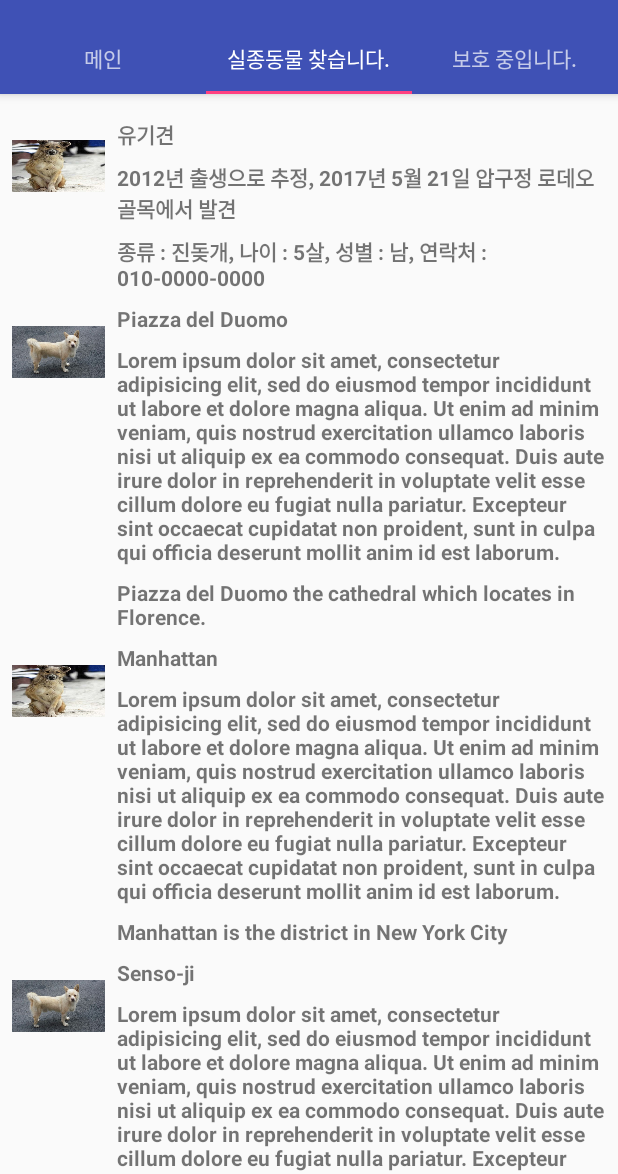
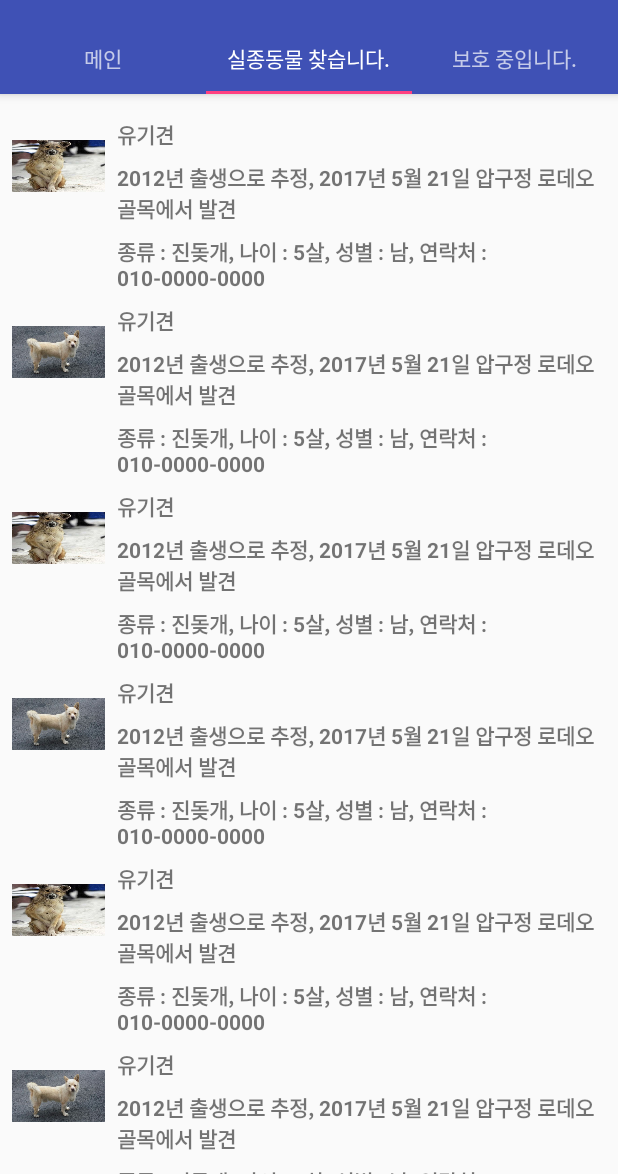
Before and after one commit to zxcvv04/petsFinder, an Android app: the HomeContentFragment screen opened directly, with no data from a screen before it, tab 2 chosen, on a phone screen of 412 x 824 dp, the part 62-1236 px from its top. Run offline under Robolectric (Android 15) with nearby library versions, the phone set to English and light mode, and no system bars; 3 statements that could not run were skipped.

Commit message:
Version="0.33"

```diff
--- a/app/src/main/java/com/iot/petsfinder/HomeContentFragment.java
+++ b/app/src/main/java/com/iot/petsfinder/HomeContentFragment.java
@@ -57,7 +57,7 @@ public class HomeContentFragment extends Fragment
 
     public static class ContentAdapter extends RecyclerView.Adapter<ViewHolder>
     {
-        private static final int LENGTH = 2;
+        private static final int LENGTH = 1;
 
         private final String[] mPlaces;
         private final String[] mPlaceDesc;
--- a/app/src/main/res/layout/activity_login.xml
+++ b/app/src/main/res/layout/activity_login.xml
@@ -12,9 +12,7 @@
         android:layout_height="wrap_content"
         android:orientation="horizontal">
 
-
         <FrameLayout
-
             android:layout_width="match_parent"
             android:layout_height="250dp"
             android:orientation="horizontal">
@@ -24,7 +22,6 @@
                 android:layout_width="match_parent"
                 android:layout_height="wrap_content"
                 app:srcCompat="@drawable/abandoneddog3"/>
-
 
             <ImageView
                 android:id="@+id/imageView2"
--- a/app/src/main/res/values/array.xml
+++ b/app/src/main/res/values/array.xml
@@ -3,67 +3,22 @@
 <resources>
     <string-array name="places">
         <item>유기견</item>
-        <item>Piazza del Duomo</item>
-        <item>Manhattan</item>
-        <item>Senso-ji</item>
-        <item>Sultan Ahmed Mosque</item>
-        <item>Table Mountain</item>
+        <item>유기견</item>
     </string-array>
     <string-array name="place_desc">
-        <item>종류 : 진돚개, 나이 : 5살, 성별 : 남, 연락처 : 010-0000-0000
-        </item>
-        <item>Piazza del Duomo the cathedral which locates in Florence.</item>
-        <item>Manhattan is the district in New York City</item>
-        <item>Senso-ji is the Shrine locates in Asakusa Tokyo</item>
-        <item>Sultan Ahmed Mosque is mosque locates in Istabul, Turkey</item>
-        <item>Table Mountain is mountain and park locates in Cape Town, South Africa.</item>
+        <item>종류 : 진돚개, 나이 : 5살, 성별 : 남, 연락처 : 010-0000-0000</item>
+        <item>종류 : 진돚개, 나이 : 5살, 성별 : 남, 연락처 : 010-0000-0000</item>
+
     </string-array>
     <string-array name="place_details">
-        <item>2012년 출생으로 추정, 2017년 5월 21일 압구정 로데오 골목에서 발견
-        </item>
-        <item>Lorem ipsum dolor sit amet, consectetur adipisicing elit, sed do
-        eiusmod tempor incididunt ut labore et dolore magna aliqua. Ut enim ad minim veniam, quis
-        nostrud exercitation ullamco laboris nisi ut aliquip ex ea commodo consequat. Duis aute
-        irure dolor in reprehenderit in voluptate velit esse cillum dolore eu fugiat nulla
-        pariatur. Excepteur sint occaecat cupidatat non proident, sunt in culpa qui officia
-        deserunt mollit anim id est laborum.
-        </item>
-        <item>Lorem ipsum dolor sit amet, consectetur adipisicing elit, sed do
-        eiusmod tempor incididunt ut labore et dolore magna aliqua. Ut enim ad minim veniam, quis
-        nostrud exercitation ullamco laboris nisi ut aliquip ex ea commodo consequat. Duis aute
-        irure dolor in reprehenderit in voluptate velit esse cillum dolore eu fugiat nulla
-        pariatur. Excepteur sint occaecat cupidatat non proident, sunt in culpa qui officia
-        deserunt mollit anim id est laborum.
-        </item>
-        <item>Lorem ipsum dolor sit amet, consectetur adipisicing elit, sed do
-        eiusmod tempor incididunt ut labore et dolore magna aliqua. Ut enim ad minim veniam, quis
-        nostrud exercitation ullamco laboris nisi ut aliquip ex ea commodo consequat. Duis aute
-        irure dolor in reprehenderit in voluptate velit esse cillum dolore eu fugiat nulla
-        pariatur. Excepteur sint occaecat cupidatat non proident, sunt in culpa qui officia
-        deserunt mollit anim id est laborum.
-        </item>
-        <item>Lorem ipsum dolor sit amet, consectetur adipisicing elit, sed do
-        eiusmod tempor incididunt ut labore et dolore magna aliqua. Ut enim ad minim veniam, quis
-        nostrud exercitation ullamco laboris nisi ut aliquip ex ea commodo consequat. Duis aute
-        irure dolor in reprehenderit in voluptate velit esse cillum dolore eu fugiat nulla
-        pariatur. Excepteur sint occaecat cupidatat non proident, sunt in culpa qui officia
-        deserunt mollit anim id est laborum.
-        </item>
-        <item>Lorem ipsum dolor sit amet, consectetur adipisicing elit, sed do
-        eiusmod tempor incididunt ut labore et dolore magna aliqua. Ut enim ad minim veniam, quis
-        nostrud exercitation ullamco laboris nisi ut aliquip ex ea commodo consequat. Duis aute
-        irure dolor in reprehenderit in voluptate velit esse cillum dolore eu fugiat nulla
-        pariatur. Excepteur sint occaecat cupidatat non proident, sunt in culpa qui officia
-        deserunt mollit anim id est laborum.
-        </item>
+        <item>2012년 출생으로 추정, 2017년 5월 21일 압구정 로데오 골목에서 발견</item>
+        <item>2012년 출생으로 추정, 2017년 5월 21일 압구정 로데오 골목에서 발견</item>
+
     </string-array>
     <string-array name="place_locations">
         <item>서울시 강남구</item>
-        <item>Piazza del Capitolo - 50122 Florence</item>
-        <item>New York City</item>
-        <item>2-3-1 Asakusa, Taitō-ku, Tokyo, Japan</item>
-        <item>At Meydanı No:7, 34122 Fatih/İstanbul, Turkey</item>
-        <item>Cape Town, South Africa</item>
+        <item>서울시 강남구</item>
+
     </string-array>
     <array name="place_avator">
         <item>@drawable/dog1</item>
```
